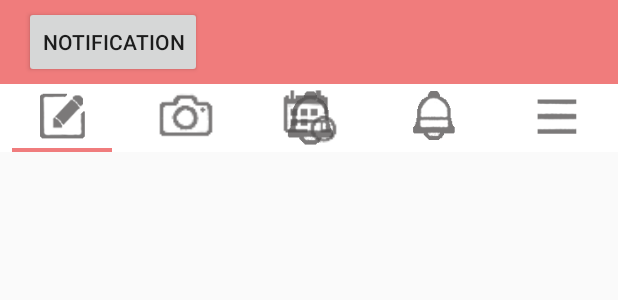
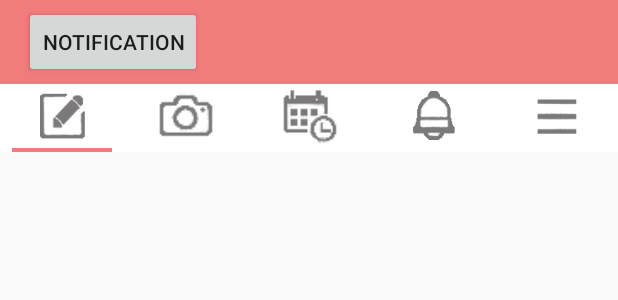
Before and after one commit to 7daysnevermore/SeniorBeautician, an Android app: the layout activity_main.xml on its own in the app's theme, with its tools: preview values and no code run, on a phone screen of 412 x 824 dp. Shown: the top 300 px of the screen. Run offline under Robolectric (Android 15) with nearby library versions, the phone set to English and light mode, and no system bars.

Commit message:
Edit menu

```diff
--- a/BeautyBlinkBeautician/app/src/main/res/layout/activity_main.xml
+++ b/BeautyBlinkBeautician/app/src/main/res/layout/activity_main.xml
@@ -123,18 +123,6 @@
                     android:src="@drawable/tab2"
                     />
 
-                <ImageView
-                    android:id="@+id/bt_noti"
-                    android:layout_width="match_parent"
-                    android:layout_height="match_parent"
-                    android:paddingTop="2dp"
-                    android:paddingBottom="2dp"
-                    android:src="@mipmap/noti_702"
-                    android:layout_gravity="center"
-                    android:layout_weight="1"
-                    android:layout_alignParentTop="true"
-                    android:layout_alignParentStart="true" />
-
             </RelativeLayout>
 
             <RelativeLayout
```
Also changed, not shown: BeautyBlinkBeautician/app/src/main/java/com/example/nunepc/beautyblinkbeautician/MainActivity.java (+26 -1 lines), 2 other files.
